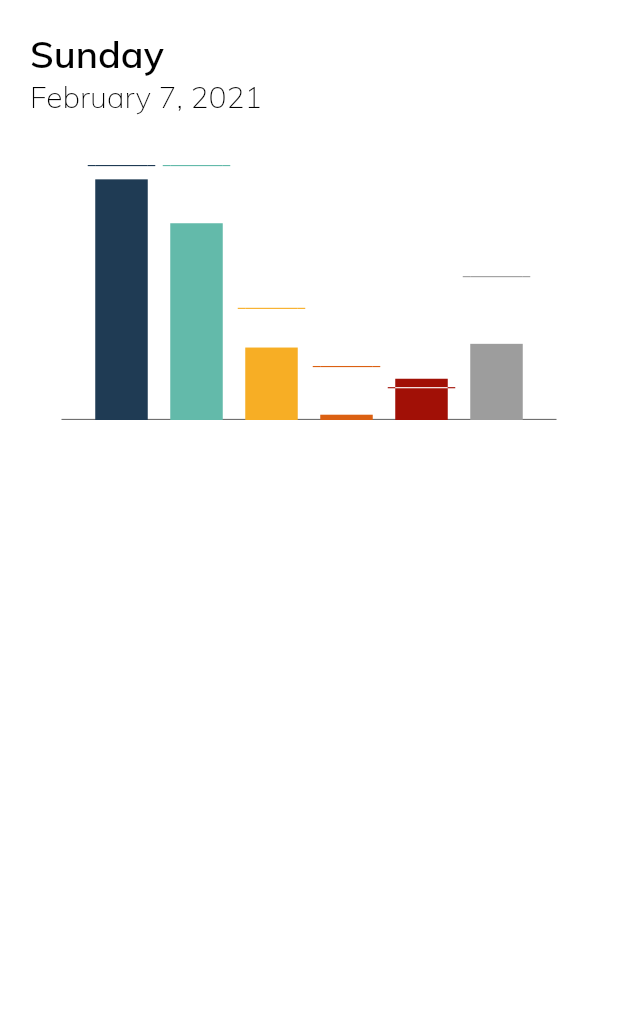
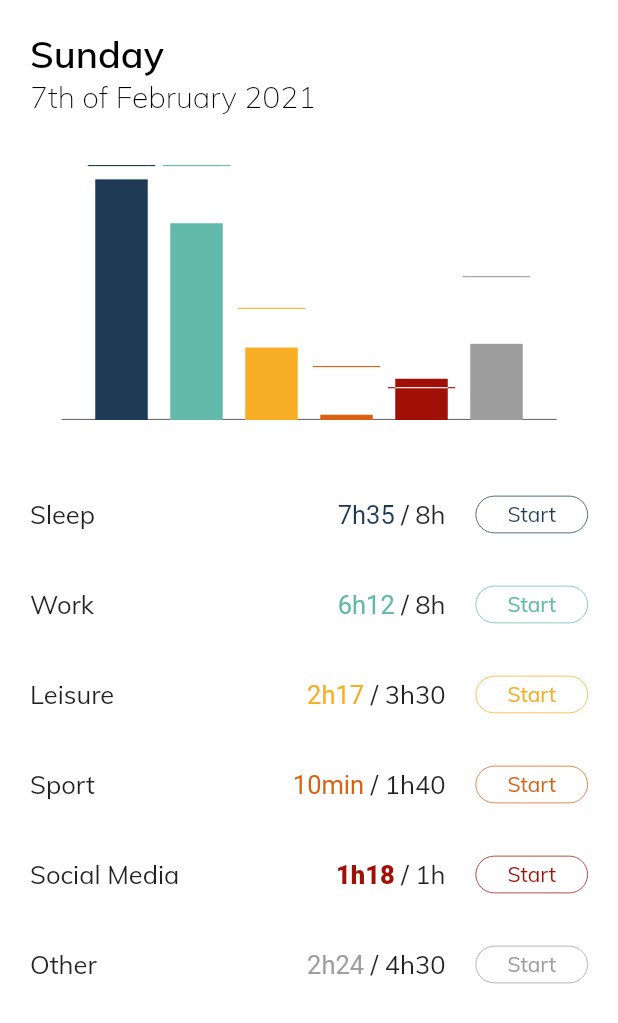
Before and after one commit to lucasepple/time_clerk_app, a Flutter app: the screen it shows after launch, on a phone screen of 412 x 824 dp. Shown: the top 1023 px of the screen. Run offline on Flutter 3.47's test engine with Material 2 defaults, Android fonts, the phone set to English and light mode, and no system bars; missing offline and left inert: cron.

Commit message:
overview list changes

```diff
--- a/lib/main.dart
+++ b/lib/main.dart
@@ -23,6 +23,13 @@ class TimeClerk extends StatelessWidget {
             fontSize: 20,
             color: Colors.black,
           ),
+          bodyText1: TextStyle(
+            fontSize: 17,
+          ),
+        ),
+        buttonTheme: ButtonThemeData(
+          height: 25,
+          minWidth: 75,
         ),
       ),
       home: OverviewScreen(),
--- a/lib/models/time_tracker.dart
+++ b/lib/models/time_tracker.dart
@@ -45,6 +45,14 @@ class TimeTracker {
     Activity.sport: Color(0xffdb6012),
     Activity.socialMedia: Color(0xffa11006),
     Activity.other: Color(0xff9d9d9d),
+  };
+  static const Map<Activity, String> activityStrings = {
+    Activity.sleep: 'Sleep',
+    Activity.work: 'Work',
+    Activity.leisure: 'Leisure',
+    Activity.sport: 'Sport',
+    Activity.socialMedia: 'Social Media',
+    Activity.other: 'Other',
   };
 
   Map<Activity, Stopwatch> stopwatches = {
--- a/lib/screens/overview_screen.dart
+++ b/lib/screens/overview_screen.dart
@@ -7,6 +7,19 @@ import 'package:time_clerk_app/widgets/overview_list.dart';
 class OverviewScreen extends StatelessWidget {
   final String currentWeekday =
       DateFormat('EEEE').format(DateTime.now()).toString();
+  final String currentDay = DateFormat('d').format(DateTime.now()).toString();
+
+  String dayOfMonthWithSuffix(String day) {
+    if (day == '1' || day == '21' || day == '31') {
+      return '${day}st';
+    } else if (day == '2' || day == '22') {
+      return '${day}nd';
+    } else if (day == '3' || day == '23') {
+      return '${day}rd';
+    } else {
+      return '${day}th';
+    }
+  }
 
   Widget dateBuilder(BuildContext ctx) {
     return Container(
@@ -22,7 +35,7 @@ class OverviewScreen extends StatelessWidget {
             height: 1,
           ),
           Text(
-            DateFormat('MMMM d, y').format(DateTime.now()).toString(),
+            '${dayOfMonthWithSuffix(currentDay)} ${DateFormat('of MMMM y').format(DateTime.now()).toString()}',
             style: Theme.of(ctx).textTheme.headline6,
           ),
         ],
@@ -44,7 +57,10 @@ class OverviewScreen extends StatelessWidget {
                 height: 33,
               ),
               OverviewChart(currentWeekday),
-              OverviewList(),
+              SizedBox(
+                height: 33,
+              ),
+              OverviewList(currentWeekday),
             ],
           ),
         ),
--- a/lib/widgets/overview_chart.dart
+++ b/lib/widgets/overview_chart.dart
@@ -53,8 +53,10 @@ class OverviewChart extends StatelessWidget {
                       width: 35,
                       height: 0.75,
                       color: heightFactor() *
-                                  timeLimits[currentWeekday][activity] >
-                              heightFactor() * trackedTime[activity].toDouble()
+                                  timeLimits[currentWeekday][activity] >=
+                              (heightFactor() *
+                                      trackedTime[activity].toDouble() -
+                                  0.75)
                           ? TimeTracker.activityColors[activity]
                           : Colors.white,
                     ),
--- a/lib/widgets/overview_list.dart
+++ b/lib/widgets/overview_list.dart
@@ -1,8 +1,91 @@
 import 'package:flutter/material.dart';
 
+import 'package:time_clerk_app/models/time_tracker.dart';
+import 'package:time_clerk_app/widgets/tracking_button.dart';
+
 class OverviewList extends StatelessWidget {
+  final String currentWeekday;
+  Map<Activity, int> trackedTime = TimeTracker().trackedTime;
+  Map<String, Map<Activity, int>> timeLimits = TimeTracker().timeLimits;
+
+  OverviewList(this.currentWeekday);
+
+  String timeString(Map<Activity, int> map, Activity activity) {
+    final int time = map[activity];
+    String timeString;
+    final int hours = time ~/ 60;
+    final int minutes = time % 60;
+    if (hours == 0) {
+      timeString = '${minutes}min';
+    } else {
+      if (minutes == 0) {
+        timeString = '${hours}h';
+      } else {
+        timeString = '${hours}h$minutes';
+      }
+    }
+    return timeString;
+  }
+
+  List<Widget> listTileBuilder(BuildContext context) {
+    List<Widget> list = [];
+    for (Activity activity in Activity.values) {
+      list.add(
+        Container(
+          height: 60,
+          child: Row(
+            mainAxisAlignment: MainAxisAlignment.spaceBetween,
+            children: [
+              Expanded(
+                child: Text(
+                  TimeTracker.activityStrings[activity],
+                  style: Theme.of(context).textTheme.bodyText1,
+                ),
+              ),
+              RichText(
+                text: TextSpan(
+                  style: Theme.of(context).textTheme.bodyText1,
+                  children: <TextSpan>[
+                    TextSpan(
+                      text: timeString(trackedTime, activity),
+                      style: TextStyle(
+                        color: TimeTracker.activityColors[activity],
+                        fontWeight: (trackedTime[activity] >
+                                timeLimits[currentWeekday][activity])
+                            ? FontWeight.w800
+                            : FontWeight.normal,
+                      ),
+                    ),
+                    TextSpan(
+                      text: ' / ',
+                    ),
+                    TextSpan(
+                      text: timeString(timeLimits[currentWeekday], activity),
+                    ),
+                  ],
+                ),
+              ),
+              SizedBox(
+                width: 20,
+              ),
+              TrackingButton(activity),
+            ],
+          ),
+        ),
+      );
+    }
+    return list;
+  }
+
   @override
   Widget build(BuildContext context) {
-    return Container();
+    return Container(
+      width: double.infinity,
+      height: 350,
+      // color: Colors.grey,
+      child: ListView(
+        children: listTileBuilder(context),
+      ),
+    );
   }
 }
--- /dev/null
+++ b/lib/widgets/tracking_button.dart
@@ -0,0 +1,44 @@
+import 'package:flutter/material.dart';
+
+import 'package:time_clerk_app/models/time_tracker.dart';
+
+class TrackingButton extends StatefulWidget {
+  final Activity activity;
+
+  TrackingButton(this.activity);
+
+  @override
+  _TrackingButtonState createState() => _TrackingButtonState();
+}
+
+class _TrackingButtonState extends State<TrackingButton> {
+  bool _start = true;
+
+  @override
+  Widget build(BuildContext context) {
+    return RaisedButton(
+      child: _start ? const Text('Start') : const Text('Stop'),
+      disabledElevation: null,
+      elevation: 0,
+      hoverElevation: 0,
+      focusElevation: 0,
+      highlightElevation: 0,
+      color:
+          _start ? Colors.white : TimeTracker.activityColors[widget.activity],
+      textColor:
+          _start ? TimeTracker.activityColors[widget.activity] : Colors.white,
+      shape: RoundedRectangleBorder(
+        borderRadius: BorderRadius.circular(18),
+        side: BorderSide(
+          color: TimeTracker.activityColors[widget.activity],
+          width: 0.5,
+        ),
+      ),
+      onPressed: () {
+        setState(() {
+          _start = !_start;
+        });
+      },
+    );
+  }
+}
--- a/pubspec.yaml
+++ b/pubspec.yaml
@@ -70,6 +70,8 @@ flutter:
           weight: 200
         - asset: assets/fonts/Muli-SemiBold.ttf
           weight: 600
+        - asset: assets/fonts/Muli-ExtraBold.ttf
+          weight: 800
   #   - family: Trajan Pro
   #     fonts:
   #       - asset: fonts/TrajanPro.ttf
```
Also changed, not shown: assets/fonts/Muli-ExtraBold.ttf (added).
